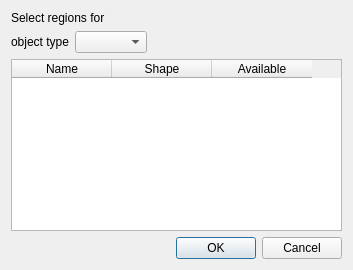
This is gui/uifiles/regions_popup.ui in truongd8593/mfix as Qt 5 draws it before an edit. The edited form follows.
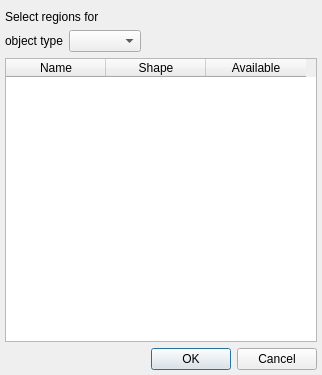
This is the edited form.

Commit message: regions_popup: size tweaks, support for cyclic BCs

```diff
--- a/gui/uifiles/regions_popup.ui
+++ b/gui/uifiles/regions_popup.ui
@@ -6,14 +6,32 @@
    <rect>
     <x>0</x>
     <y>0</y>
-    <width>353</width>
-    <height>270</height>
+    <width>322</width>
+    <height>375</height>
    </rect>
   </property>
+  <property name="sizePolicy">
+   <sizepolicy hsizetype="Fixed" vsizetype="Fixed">
+    <horstretch>0</horstretch>
+    <verstretch>0</verstretch>
+   </sizepolicy>
+  </property>
   <property name="windowTitle">
    <string>Select regions</string>
   </property>
   <layout class="QVBoxLayout" name="verticalLayout">
+   <property name="leftMargin">
+    <number>5</number>
+   </property>
+   <property name="topMargin">
+    <number>10</number>
+   </property>
+   <property name="rightMargin">
+    <number>5</number>
+   </property>
+   <property name="bottomMargin">
+    <number>5</number>
+   </property>
    <item>
     <widget class="QLabel" name="label_top">
      <property name="text">
```
Left out of the diff: 3 changed lines with no effect on the pictures. The commit also changes 1 other file.
